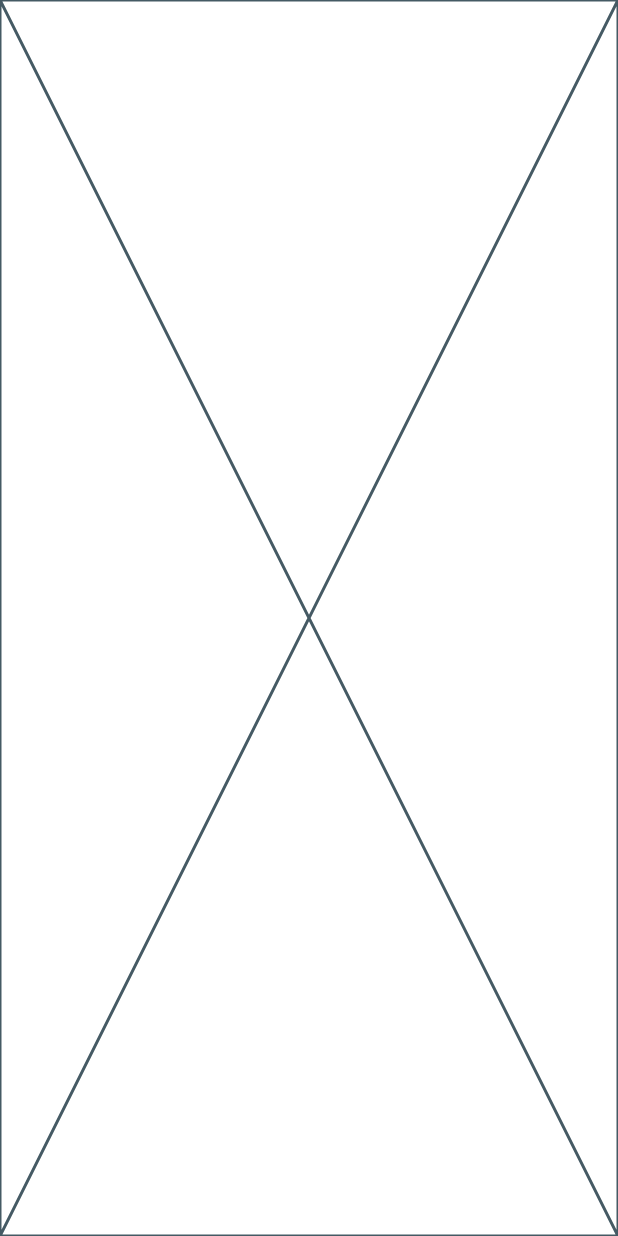
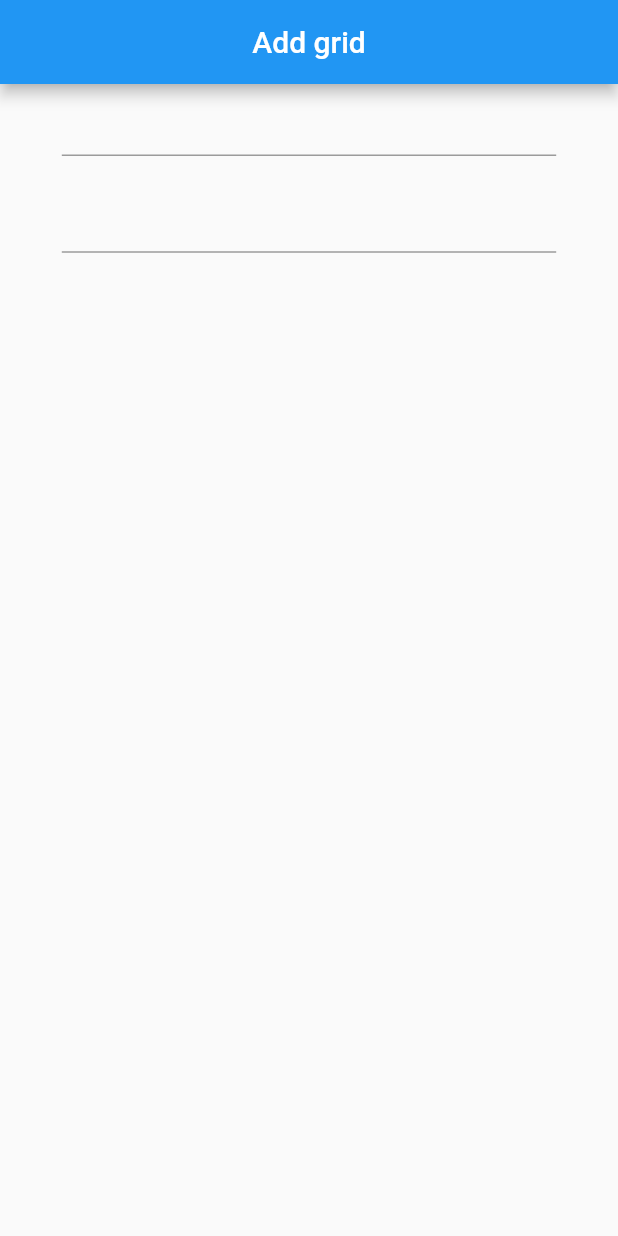
Before and after one commit to narmuni123/grid_game, a Flutter app: the screen it shows after launch, on a phone screen of 412 x 824 dp. Run offline on Flutter 3.47's test engine with Material 2 defaults, Android fonts, the phone set to English and light mode, and no system bars.

Commit message:
Added text fields

```diff
--- a/lib/constant/size_constant.dart
+++ b/lib/constant/size_constant.dart
@@ -7,3 +7,15 @@ double height(context) {
 double width(context) {
   return MediaQuery.of(context).size.width;
 }
+
+SizedBox heightBox(double height) {
+  return SizedBox(
+    height: height,
+  );
+}
+
+SizedBox widthBox(double width) {
+  return SizedBox(
+    width: width,
+  );
+}
--- a/lib/screens/home_screen/add_grid_screen.dart
+++ b/lib/screens/home_screen/add_grid_screen.dart
@@ -1,4 +1,5 @@
 import 'package:flutter/material.dart';
+import 'package:grid_game/constant/size_constant.dart';
 
 class AddGridScreen extends StatefulWidget {
   const AddGridScreen({Key? key}) : super(key: key);
@@ -10,6 +11,26 @@ class AddGridScreen extends StatefulWidget {
 class _AddGridScreenState extends State<AddGridScreen> {
   @override
   Widget build(BuildContext context) {
-    return const Placeholder();
+    return Scaffold(
+      appBar: AppBar(
+        automaticallyImplyLeading: false,
+        title: const Text(
+          "Add grid",
+        ),
+        centerTitle: true,
+      ),
+      body: SafeArea(
+        child: Padding(
+          padding: EdgeInsets.symmetric(horizontal: width(context) * 0.1),
+          child: Column(
+            children: [
+              TextFormField(),
+              heightBox(height(context) * 0.02),
+              TextFormField(),
+            ],
+          ),
+        ),
+      ),
+    );
   }
 }
```
